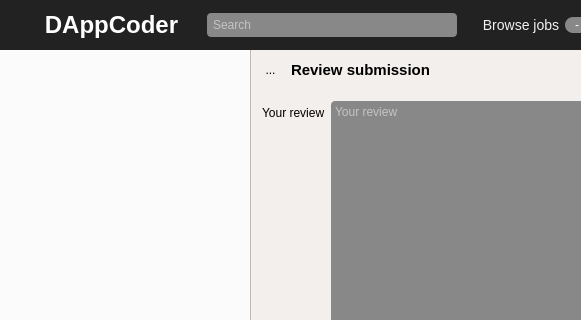
Old version of the form gui/qt_resources/mainwindow.ui in the repository Tribler/dappcoder; both pictures show x 0 to 581 and y 0 to 320 of the 875 by 439 pixel window.
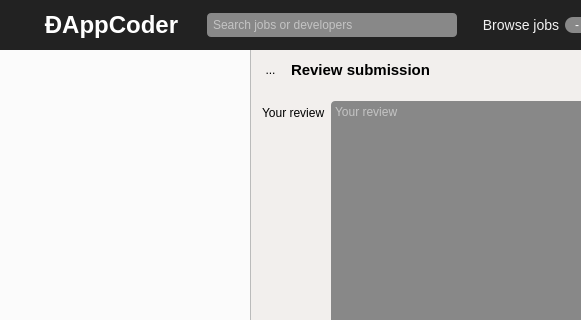
New version of the form. Icons and pictures are not drawn. Custom widgets are drawn as their Qt base class.

```diff
--- a/gui/qt_resources/mainwindow.ui
+++ b/gui/qt_resources/mainwindow.ui
@@ -233,7 +233,7 @@
 border: none;</string>
          </property>
          <property name="text">
-          <string>DAppCoder</string>
+          <string>ÐAppCoder</string>
          </property>
         </widget>
        </item>
@@ -285,7 +285,7 @@
           <bool>true</bool>
          </property>
          <property name="placeholderText">
-          <string>Search</string>
+          <string>Search jobs or developers</string>
          </property>
         </widget>
        </item>
```
Left out of the diff: 2 changed lines with no effect on the pictures.
